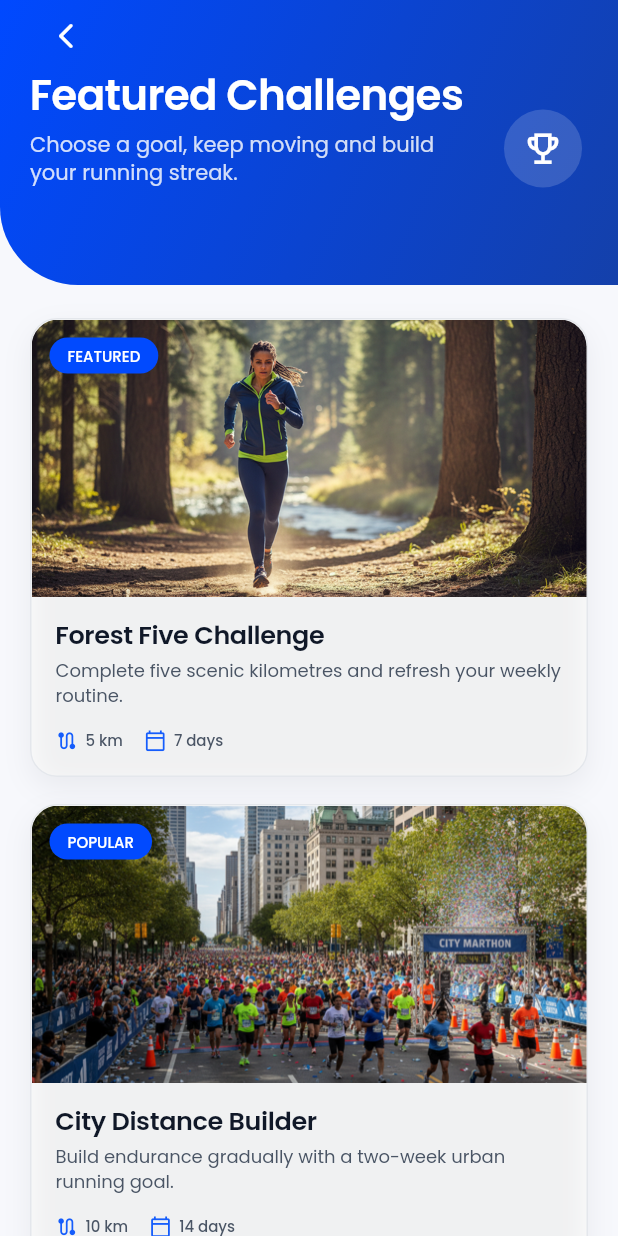
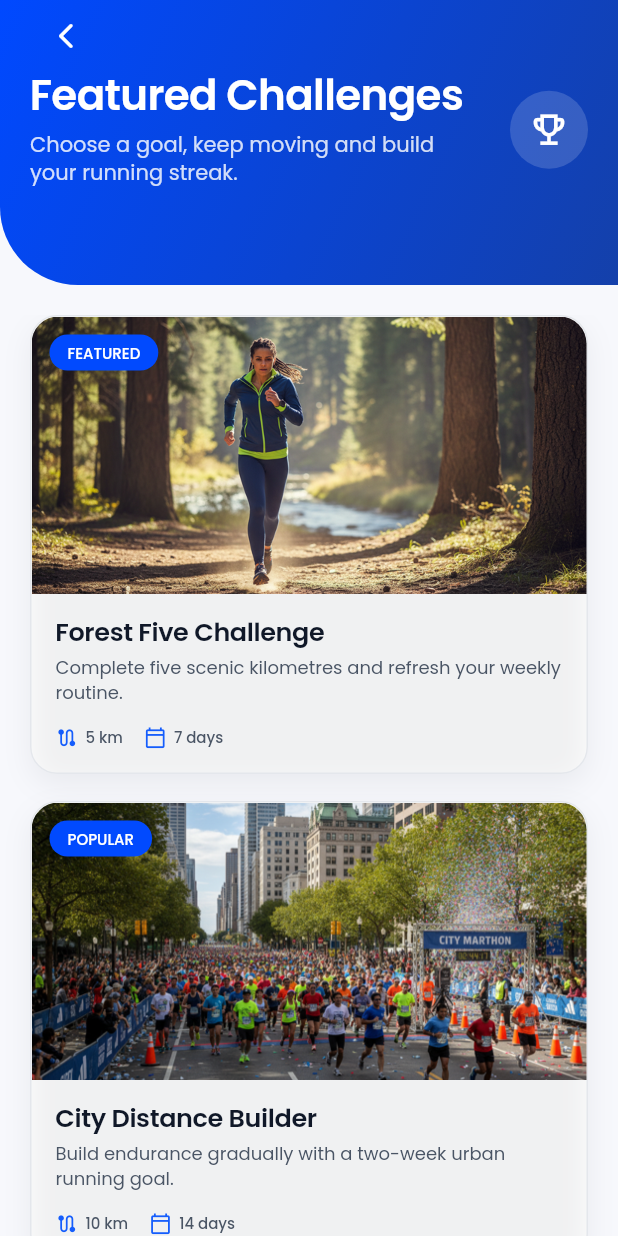
Before and after one commit to heainhtet/mingalar_run_apex_soft, a Flutter app: the FeaturedChallengesPage screen opened by its route, on a phone screen of 412 x 824 dp. Run offline on Flutter 3.47's test engine with Material 3 defaults, Android fonts, the phone set to English and light mode, and no system bars; our stand-ins replace auto_route, curved_labeled_navigation_bar, easy_localization, flutter_riverpod, flutter_svg, gap; project files that could hold a hidden picture were left out.

Commit message:
UI adjust for Event and Challenge pages

```diff
--- a/lib/core/common/widgets/discovery_page_header.dart
+++ b/lib/core/common/widgets/discovery_page_header.dart
@@ -33,7 +33,7 @@ class DiscoveryPageHeader extends StatelessWidget {
       child: SafeArea(
         bottom: false,
         child: Padding(
-          padding: const EdgeInsets.fromLTRB(20, 0, 24, 24),
+          padding: EdgeInsets.fromLTRB(20, 0, 20, 24),
           child: Column(
             crossAxisAlignment: CrossAxisAlignment.start,
             children: [
@@ -54,11 +54,12 @@ class DiscoveryPageHeader extends StatelessWidget {
               else
                 const SizedBox(height: 40),
               Row(
-                crossAxisAlignment: CrossAxisAlignment.end,
+                crossAxisAlignment: CrossAxisAlignment.center,
                 children: [
                   Expanded(
                     child: Column(
                       crossAxisAlignment: CrossAxisAlignment.start,
+                      mainAxisAlignment: MainAxisAlignment.center,
                       mainAxisSize: MainAxisSize.min,
                       children: [
                         Text(
--- a/lib/features/challenges/presentation/pages/featured_challenges_page.dart
+++ b/lib/features/challenges/presentation/pages/featured_challenges_page.dart
@@ -2,6 +2,7 @@ import 'package:auto_route/auto_route.dart';
 import 'package:easy_localization/easy_localization.dart';
 import 'package:flutter/material.dart';
 import 'package:flutter_riverpod/flutter_riverpod.dart';
+import 'package:gap/gap.dart';
 
 import '../../../../core/common/widgets/animated_list_entry.dart';
 import '../../../../core/common/widgets/discovery_card.dart';
@@ -18,19 +19,21 @@ class FeaturedChallengesPage extends ConsumerWidget {
 
     return Scaffold(
       backgroundColor: const Color(0xFFF7F8FC),
-      body: CustomScrollView(
-        physics: const BouncingScrollPhysics(),
-        slivers: [
-          SliverToBoxAdapter(
-            child: DiscoveryPageHeader(
+      body: Column(
+        children: [
+          DiscoveryPageHeader(
             title: 'challenges.title'.tr(),
             subtitle: 'challenges.subtitle'.tr(),
             icon: Icons.emoji_events_outlined,
             showBackButton: true,
           ),
-          ),
+          Gap(20),
+          Expanded(
+            child: CustomScrollView(
+              physics: const BouncingScrollPhysics(),
+              slivers: [
                 SliverPadding(
-            padding: const EdgeInsets.fromLTRB(20, 22, 20, 40),
+                  padding: const EdgeInsets.fromLTRB(20, 0, 20, 40),
                   sliver: SliverList.separated(
                     itemCount: challenges.length,
                     separatorBuilder: (_, _) => const SizedBox(height: 18),
@@ -61,6 +64,9 @@ class FeaturedChallengesPage extends ConsumerWidget {
                 ),
               ],
             ),
+          ),
+        ],
+      ),
     );
   }
 }
--- a/lib/features/events/presentation/widgets/event_list_tab.dart
+++ b/lib/features/events/presentation/widgets/event_list_tab.dart
@@ -18,7 +18,7 @@ class EventListTab extends ConsumerWidget {
 
     return ListView.separated(
       key: PageStorageKey(category),
-      padding: const EdgeInsets.fromLTRB(20, 16, 20, 120),
+      padding: const EdgeInsets.fromLTRB(20, 0, 20, 120),
       physics: const BouncingScrollPhysics(),
       itemCount: events.length,
       separatorBuilder: (_, _) => const SizedBox(height: 18),
```
Also changed, not shown: lib/features/events/presentation/pages/events_page.dart (+8 -3 lines). Lines whose indentation alone changed are shown as unchanged.
